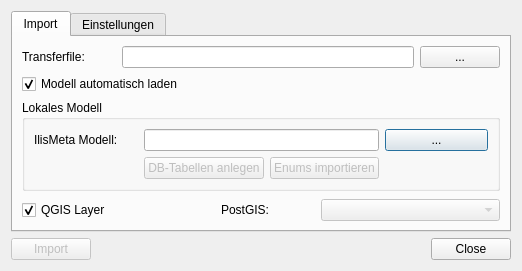
Qt form ui_interlis.ui (sourcepole/qgis-interlis-plugin) before a commit.
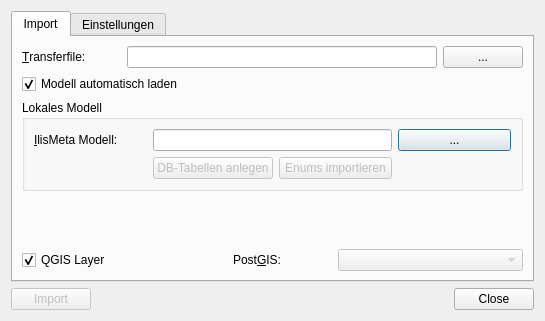
The same form after that commit. Custom widgets are drawn as their Qt base class.

Commit message: updated ui/resource file from pyqt4 to pyqt5

```diff
--- a/ui_interlis.ui
+++ b/ui_interlis.ui
@@ -6,8 +6,8 @@
    <rect>
     <x>0</x>
     <y>0</y>
-    <width>522</width>
-    <height>270</height>
+    <width>545</width>
+    <height>321</height>
    </rect>
   </property>
   <property name="windowTitle">
@@ -81,7 +81,7 @@
              </size>
             </property>
             <property name="text">
-             <string>IlisMeta Modell:</string>
+             <string>&amp;IlisMeta Modell:</string>
             </property>
             <property name="buddy">
              <cstring>mModelLineEdit</cstring>
@@ -104,7 +104,7 @@
        <item row="0" column="0">
         <widget class="QLabel" name="mDataFileLabel">
          <property name="text">
-          <string>Transferfile:</string>
+          <string>&amp;Transferfile:</string>
          </property>
          <property name="buddy">
           <cstring>mDataLineEdit</cstring>
@@ -170,7 +170,7 @@
        <item row="4" column="2">
         <widget class="QLabel" name="mDestQgisLayerCheckBox">
          <property name="text">
-          <string>PostGIS:</string>
+          <string>Post&amp;GIS:</string>
          </property>
          <property name="buddy">
           <cstring>cbDbConnections</cstring>
```
The commit also changes 3 other files.
